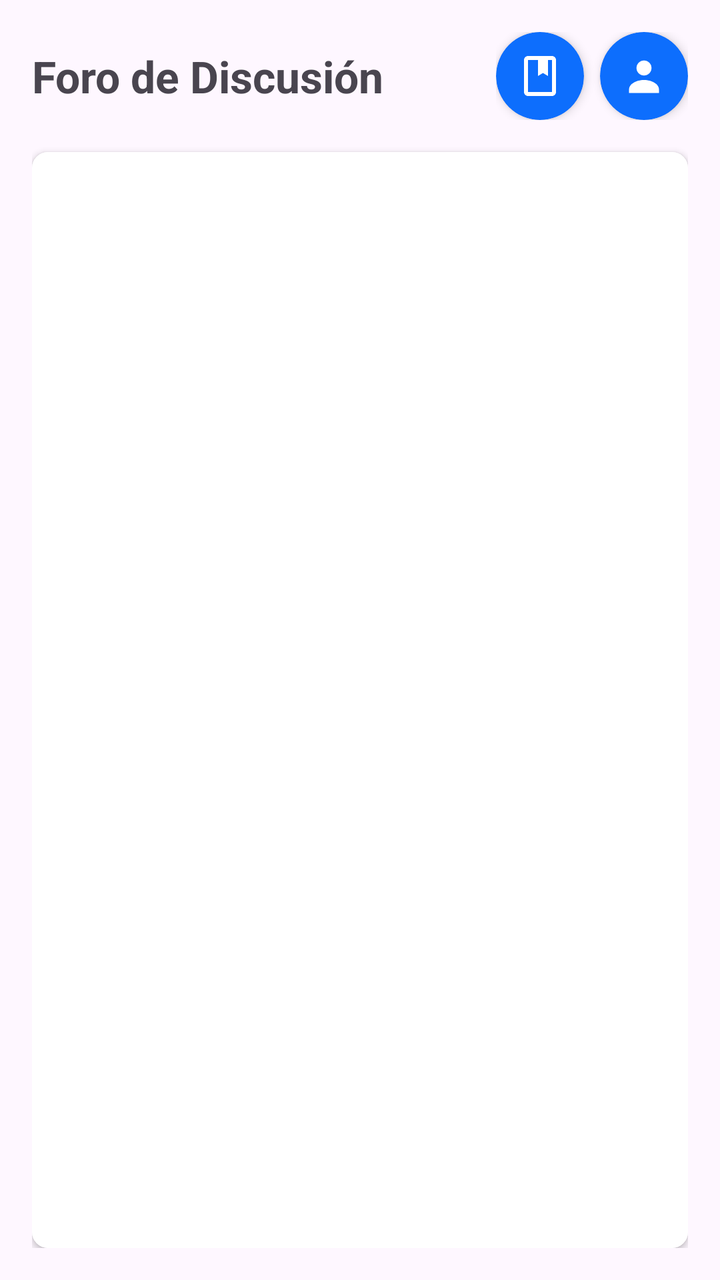
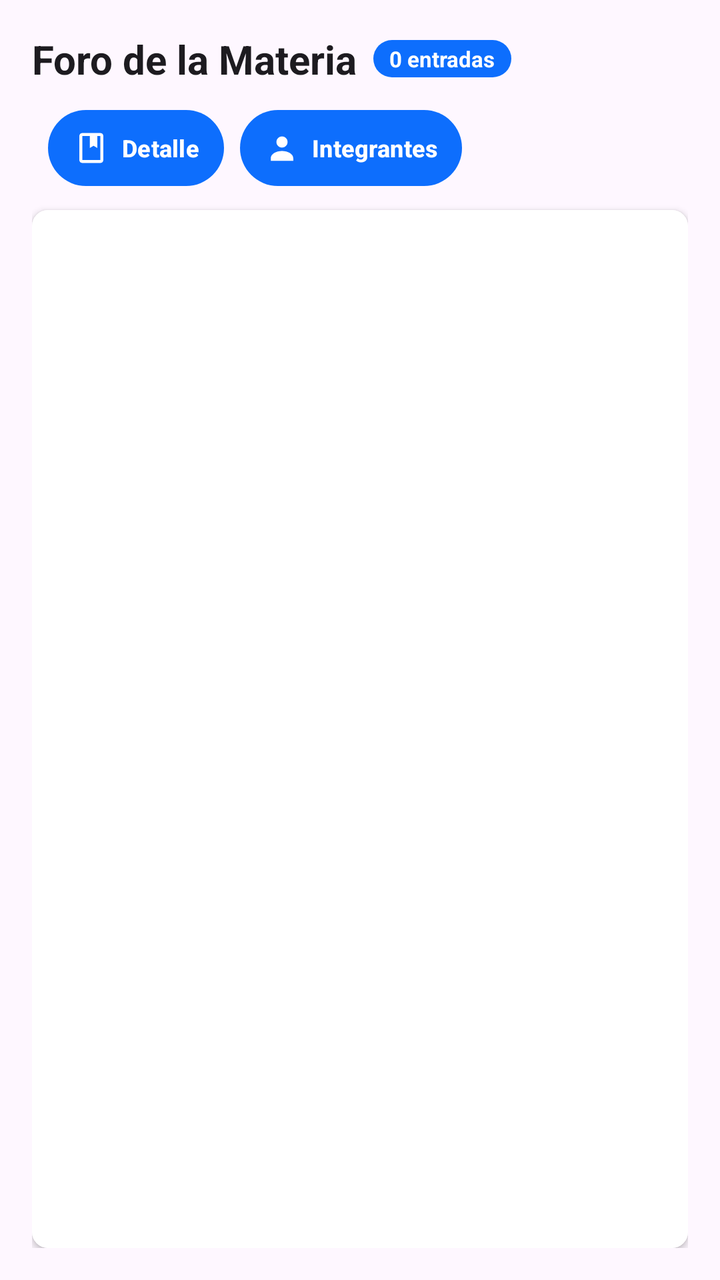

Compare the two renders of this Android layout. The source of the first and the diff that turns it into the second are given below.
<!-- AndroidManifest.xml: application theme Theme.MyApplication -->
<!-- res/layout/fragment_subject_blog.xml -->
<?xml version="1.0" encoding="utf-8"?>
<RelativeLayout xmlns:android="http://schemas.android.com/apk/res/android"
    xmlns:app="http://schemas.android.com/apk/res-auto"
    android:layout_width="match_parent"
    android:layout_height="match_parent"
    android:background="?android:attr/colorBackground">

    <LinearLayout
        android:layout_width="match_parent"
        android:layout_height="match_parent"
        android:orientation="vertical"
        android:padding="16dp">

        <RelativeLayout
            android:layout_width="match_parent"
            android:layout_height="wrap_content"
            android:layout_marginBottom="16dp">

            <TextView
                android:id="@+id/tvBlogTitle"
                android:layout_width="wrap_content"
                android:layout_height="wrap_content"
                android:layout_alignParentStart="true"
                android:layout_centerVertical="true"
                android:layout_toStartOf="@id/layoutHeaderActionsBlog"
                android:text="Foro de Discusión"
                android:textSize="22sp"
                android:textStyle="bold"/>

            <LinearLayout
                android:id="@+id/layoutHeaderActionsBlog"
                android:layout_width="wrap_content"
                android:layout_height="wrap_content"
                android:layout_alignParentEnd="true"
                android:layout_centerVertical="true"
                android:orientation="horizontal">

                <com.google.android.material.card.MaterialCardView
                    android:id="@+id/cardSubjectDetailBlog"
                    android:layout_width="44dp"
                    android:layout_height="44dp"
                    app:cardCornerRadius="22dp"
                    app:cardElevation="3dp"
                    app:strokeWidth="0dp"
                    app:cardBackgroundColor="?attr/colorPrimary"
                    android:clickable="true"
                    android:focusable="true"
                    android:foreground="?attr/selectableItemBackground">
                    <ImageView
                        android:id="@+id/btnSubjectDetailBlog"
                        android:layout_width="match_parent"
                        android:layout_height="match_parent"
                        android:src="@drawable/ic_book"
                        app:tint="@color/white"
                        android:padding="10dp"
                        android:contentDescription="Detalle Materia" />
                </com.google.android.material.card.MaterialCardView>

                <com.google.android.material.card.MaterialCardView
                    android:id="@+id/btnViewParticipantsBlog"
                    android:layout_width="44dp"
                    android:layout_height="44dp"
                    android:layout_marginStart="8dp"
                    app:cardCornerRadius="22dp"
                    app:cardElevation="3dp"
                    app:strokeWidth="0dp"
                    app:cardBackgroundColor="?attr/colorPrimary"
                    android:clickable="true"
                    android:focusable="true"
                    android:foreground="?attr/selectableItemBackground">
                    <ImageView
                        android:layout_width="match_parent"
                        android:layout_height="match_parent"
                        android:src="@drawable/ic_person_badge"
                        app:tint="@color/white"
                        android:padding="10dp"
                        android:contentDescription="Integrantes"/>
                </com.google.android.material.card.MaterialCardView>

            </LinearLayout>

        </RelativeLayout>

        <Button
            android:id="@+id/btnAddEntryTop"
            style="@style/Widget.Bootstrap.Button.Primary"
            android:layout_width="match_parent"
            android:layout_height="wrap_content"
            android:text="+ Nueva Entrada al Foro"
            android:textAllCaps="false"
            android:layout_marginBottom="12dp"
            android:visibility="gone"/>

        <androidx.cardview.widget.CardView
            android:layout_width="match_parent"
            android:layout_height="0dp"
            android:layout_weight="1"
            app:cardCornerRadius="8dp"
            app:cardElevation="2dp">

            <androidx.recyclerview.widget.RecyclerView
                android:id="@+id/rvBlog"
                android:layout_width="match_parent"
                android:layout_height="match_parent"
                android:background="?attr/colorSurface"
                android:padding="8dp"/>
        </androidx.cardview.widget.CardView>
    </LinearLayout>

    <com.google.android.material.floatingactionbutton.FloatingActionButton
        android:id="@+id/fabAddEntry"
        android:layout_width="wrap_content"
        android:layout_height="wrap_content"
        android:layout_alignParentEnd="true"
        android:layout_alignParentBottom="true"
        android:layout_margin="24dp"
        android:src="@drawable/ic_add"
        app:tint="@color/white"
        android:visibility="gone"/>

</RelativeLayout>
<!-- resources referenced by this layout -->
<resources>
  <color name="white">#FFFFFFFF</color>
  <!-- drawable ic_add (drawable) -->
  <vector xmlns:android="http://schemas.android.com/apk/res/android"
      android:width="24dp"
      android:height="24dp"
      android:viewportWidth="24"
      android:viewportHeight="24">
      <path
          android:fillColor="#FFFFFF"
          android:pathData="M19,13h-6v6h-2v-6H5v-2h6V5h2v6h6v2z" />
  </vector>
  <!-- drawable ic_book (drawable) -->
  <vector xmlns:android="http://schemas.android.com/apk/res/android"
      android:width="24dp"
      android:height="24dp"
      android:viewportWidth="24"
      android:viewportHeight="24">
      <path
          android:fillColor="#FFFFFF"
          android:pathData="M18,2H6C4.9,2 4,2.9 4,4v16c0,1.1 0.9,2 2,2h12c1.1,0 2,-0.9 2,-2V4C20,2.9 19.1,2 18,2zM18,20H6V4h5v8l2.5,-1.5L16,12V4h2V20z" />
  </vector>
  <!-- drawable ic_person_badge (drawable) -->
  <vector xmlns:android="http://schemas.android.com/apk/res/android"
      android:width="24dp"
      android:height="24dp"
      android:viewportWidth="24"
      android:viewportHeight="24">
  
      
      <path
          android:fillColor="#FFFFFF"
          android:pathData="M12,4.25A3.75,3.75 0,1 0,12,11.75A3.75,3.75 0,1 0,12,4.25z"/>
  
      
      <path
          android:fillColor="#FFFFFF"
          android:pathData="M12,14C7.9,14 4.5,16.1 4.5,18.8V20.5H19.5V18.8C19.5,16.1 16.1,14 12,14z"/>
  </vector>
  <style name="Widget.Bootstrap.Button.Primary" parent="Widget.Bootstrap.Button">
          <item name="backgroundTint">?attr/colorPrimary</item>
          <item name="android:textColor">?attr/colorOnPrimary</item>
      </style>
  <style name="Theme.MyApplication" parent="Base.Theme.MyApplication" />
  <style name="Widget.Bootstrap.Button" parent="Widget.Material3.Button">
          <item name="android:insetTop">0dp</item>
          <item name="android:insetBottom">0dp</item>
          <item name="shapeAppearance">@style/ShapeAppearance.Bootstrap.Small</item>
          <item name="android:textColor">?attr/colorOnPrimary</item>
      </style>
  <style name="Base.Theme.MyApplication" parent="Theme.Material3.DayNight.NoActionBar">
          <item name="colorPrimary">@color/accent_blue</item>
          <item name="colorOnPrimary">@color/white</item>
          <item name="colorSecondary">@color/bs_secondary</item>
          <item name="android:statusBarColor">@color/bs_dark</item>
          <item name="android:windowBackground">@color/bs_light</item>
          <item name="colorSurface">@color/surface_light</item>
          <item name="materialCardViewStyle">@style/Widget.Bootstrap.Card</item>
          <item name="cardViewStyle">@style/Widget.Bootstrap.Card</item>
          <item name="alertDialogTheme">@style/Theme.MyApplication.Dialog</item>
      </style>
  <style name="ShapeAppearance.Bootstrap.Small" parent="ShapeAppearance.Material3.SmallComponent">
          <item name="cornerSize">4dp</item>
      </style>
  <color name="accent_blue">#0d6efd</color>
  <color name="bs_secondary">#6c757d</color>
  <color name="bs_dark">#212529</color>
  <color name="bs_light">#f8f9fa</color>
  <color name="surface_light">#FFFFFF</color>
  <style name="Widget.Bootstrap.Card" parent="Widget.Material3.CardView.Outlined">
          <item name="cardBackgroundColor">?attr/colorSurface</item>
          <item name="cardCornerRadius">16dp</item>
          <item name="cardElevation">3dp</item>
          <item name="strokeColor">?attr/colorPrimary</item>
          <item name="strokeWidth">2dp</item>
          <item name="android:layout_margin">8dp</item>
      </style>
  <style name="Theme.MyApplication.Dialog" parent="ThemeOverlay.Material3.MaterialAlertDialog">
          <item name="shapeAppearanceOverlay">@style/ShapeAppearance.MyApplication.Dialog</item>
      </style>
  <style name="ShapeAppearance.MyApplication.Dialog" parent="ShapeAppearance.Material3.LargeComponent">
          <item name="cornerSize">20dp</item>
      </style>
</resources>

<!-- the commit's change to res/layout/fragment_subject_blog.xml (unified diff, before → after) -->
@@ -11,85 +11,137 @@
         android:orientation="vertical"
         android:padding="16dp">
 
-        <RelativeLayout
+        <LinearLayout
             android:layout_width="match_parent"
             android:layout_height="wrap_content"
-            android:layout_marginBottom="16dp">
+            android:orientation="vertical"
+            android:layout_marginBottom="12dp">
+
+            <LinearLayout
+                android:layout_width="wrap_content"
+                android:layout_height="wrap_content"
+                android:orientation="horizontal"
+                android:gravity="center_vertical">
+
+                <TextView
+                    android:id="@+id/tvBlogTitle"
+                    android:layout_width="wrap_content"
+                    android:layout_height="wrap_content"
+                    android:text="Foro de la Materia"
+                    android:textSize="20sp"
+                    android:textStyle="bold"
+                    android:textColor="?android:attr/textColorPrimary"/>
+
+                <TextView
+                    android:id="@+id/tvBlogEntryCount"
+                    android:layout_width="wrap_content"
+                    android:layout_height="wrap_content"
+                    android:layout_marginStart="8dp"
+                    android:text="0 entradas"
+                    android:textSize="11sp"
+                    android:textStyle="bold"
+                    android:paddingHorizontal="8dp"
+                    android:paddingVertical="2dp"
+                    android:background="@drawable/bg_badge_primary"
+                    android:textColor="@color/white"
+                    android:visibility="visible"/>
+            </LinearLayout>
 
             <TextView
-                android:id="@+id/tvBlogTitle"
+                android:id="@+id/tvBlogSubtitle"
                 android:layout_width="wrap_content"
                 android:layout_height="wrap_content"
-                android:layout_alignParentStart="true"
-                android:layout_centerVertical="true"
-                android:layout_toStartOf="@id/layoutHeaderActionsBlog"
-                android:text="Foro de Discusión"
-                android:textSize="22sp"
-                android:textStyle="bold"/>
+                android:text=""
+                android:textSize="14sp"
+                android:textColor="?android:attr/textColorSecondary"
+                android:visibility="gone"
+                android:layout_marginTop="2dp"/>
+        </LinearLayout>
 
-            <LinearLayout
-                android:id="@+id/layoutHeaderActionsBlog"
-                android:layout_width="wrap_content"
-                android:layout_height="wrap_content"
-                android:layout_alignParentEnd="true"
-                android:layout_centerVertical="true"
-                android:orientation="horizontal">
-
-                <com.google.android.material.card.MaterialCardView
-                    android:id="@+id/cardSubjectDetailBlog"
-                    android:layout_width="44dp"
-                    android:layout_height="44dp"
-                    app:cardCornerRadius="22dp"
-                    app:cardElevation="3dp"
-                    app:strokeWidth="0dp"
-                    app:cardBackgroundColor="?attr/colorPrimary"
-                    android:clickable="true"
-                    android:focusable="true"
-                    android:foreground="?attr/selectableItemBackground">
-                    <ImageView
-                        android:id="@+id/btnSubjectDetailBlog"
-                        android:layout_width="match_parent"
-                        android:layout_height="match_parent"
-                        android:src="@drawable/ic_book"
-                        app:tint="@color/white"
-                        android:padding="10dp"
-                        android:contentDescription="Detalle Materia" />
-                </com.google.android.material.card.MaterialCardView>
-
-                <com.google.android.material.card.MaterialCardView
-                    android:id="@+id/btnViewParticipantsBlog"
-                    android:layout_width="44dp"
-                    android:layout_height="44dp"
-                    android:layout_marginStart="8dp"
-                    app:cardCornerRadius="22dp"
-                    app:cardElevation="3dp"
-                    app:strokeWidth="0dp"
-                    app:cardBackgroundColor="?attr/colorPrimary"
-                    android:clickable="true"
-                    android:focusable="true"
-                    android:foreground="?attr/selectableItemBackground">
-                    <ImageView
-                        android:layout_width="match_parent"
-                        android:layout_height="match_parent"
-                        android:src="@drawable/ic_person_badge"
-                        app:tint="@color/white"
-                        android:padding="10dp"
-                        android:contentDescription="Integrantes"/>
-                </com.google.android.material.card.MaterialCardView>
-
-            </LinearLayout>
-
-        </RelativeLayout>
-
-        <Button
-            android:id="@+id/btnAddEntryTop"
-            style="@style/Widget.Bootstrap.Button.Primary"
+        <LinearLayout
+            android:id="@+id/layoutHeaderActionsBlog"
             android:layout_width="match_parent"
             android:layout_height="wrap_content"
-            android:text="+ Nueva Entrada al Foro"
-            android:textAllCaps="false"
-            android:layout_marginBottom="12dp"
-            android:visibility="gone"/>
+            android:orientation="horizontal"
+            android:gravity="start"
+            android:layout_marginBottom="12dp">
+
+            <com.google.android.material.button.MaterialButton
+                android:id="@+id/btnAddEntryTop"
+                style="@style/Widget.Material3.Button.TonalButton"
+                android:layout_width="wrap_content"
+                android:layout_height="38dp"
+                android:text="Añadir Entrada"
+                android:textColor="@color/white"
+                android:textSize="12sp"
+                android:textStyle="bold"
+                android:textAllCaps="false"
+                android:paddingHorizontal="12dp"
+                android:insetTop="0dp"
+                android:insetBottom="0dp"
+                android:insetLeft="0dp"
+                android:insetRight="0dp"
+                app:cornerRadius="19dp"
+                app:icon="@drawable/ic_add"
+                app:iconGravity="textStart"
+                app:iconPadding="6dp"
+                app:iconSize="18dp"
+                app:iconTint="@color/white"
+                app:backgroundTint="?attr/colorPrimary"
+                android:contentDescription="Añadir Entrada"
+                android:visibility="gone"/>
+
+            <com.google.android.material.button.MaterialButton
+                android:id="@+id/btnSubjectDetailBlog"
+                style="@style/Widget.Material3.Button.TonalButton"
+                android:layout_width="wrap_content"
+                android:layout_height="38dp"
+                android:layout_marginStart="8dp"
+                android:text="Detalle"
+                android:textColor="@color/white"
+                android:textSize="12sp"
+                android:textStyle="bold"
+                android:textAllCaps="false"
+                android:paddingHorizontal="12dp"
+                android:insetTop="0dp"
+                android:insetBottom="0dp"
+                android:insetLeft="0dp"
+                android:insetRight="0dp"
+                app:cornerRadius="19dp"
+                app:icon="@drawable/ic_book"
+                app:iconGravity="textStart"
+                app:iconPadding="6dp"
+                app:iconSize="18dp"
+                app:iconTint="@color/white"
+                app:backgroundTint="?attr/colorPrimary"
+                android:contentDescription="Detalle"/>
+
+            <com.google.android.material.button.MaterialButton
+                android:id="@+id/btnViewParticipantsBlog"
+                style="@style/Widget.Material3.Button.TonalButton"
+                android:layout_width="wrap_content"
+                android:layout_height="38dp"
+                android:layout_marginStart="8dp"
+                android:text="Integrantes"
+                android:textColor="@color/white"
+                android:textSize="12sp"
+                android:textStyle="bold"
+                android:textAllCaps="false"
+                android:paddingHorizontal="12dp"
+                android:insetTop="0dp"
+                android:insetBottom="0dp"
+                android:insetLeft="0dp"
+                android:insetRight="0dp"
+                app:cornerRadius="19dp"
+                app:icon="@drawable/ic_person_badge"
+                app:iconGravity="textStart"
+                app:iconPadding="6dp"
+                app:iconSize="18dp"
+                app:iconTint="@color/white"
+                app:backgroundTint="?attr/colorPrimary"
+                android:contentDescription="Integrantes"/>
+
+        </LinearLayout>
 
         <androidx.cardview.widget.CardView
             android:layout_width="match_parent"
@@ -116,6 +168,7 @@
         android:layout_margin="24dp"
         android:src="@drawable/ic_add"
         app:tint="@color/white"
+        android:contentDescription="Añadir entrada"
         android:visibility="gone"/>
 
 </RelativeLayout>
<!-- resource entries referenced after the edit -->
@@ -1,15 +1,33 @@
 <!-- resources referenced by this layout -->
 <resources>
   <color name="white">#FFFFFFFF</color>
+  <!-- drawable bg_badge_primary (drawable) -->
+  <?xml version="1.0" encoding="utf-8"?>
+  <shape xmlns:android="http://schemas.android.com/apk/res/android">
+      <solid android:color="?attr/colorPrimary" />
+      <corners android:radius="10dp" />
+  </shape>
   <!-- drawable ic_add (drawable) -->
   <vector xmlns:android="http://schemas.android.com/apk/res/android"
       android:width="24dp"
       android:height="24dp"
       android:viewportWidth="24"
       android:viewportHeight="24">
+  
+      
       <path
-          android:fillColor="#FFFFFF"
-          android:pathData="M19,13h-6v6h-2v-6H5v-2h6V5h2v6h6v2z" />
+          android:strokeColor="@android:color/white"
+          android:strokeWidth="1.8"
+          android:strokeLineCap="round"
+          android:strokeLineJoin="round"
+          android:pathData="M14,3H7a2,2 0,0 0 -2,2v14a2,2 0,0 0 2,2h10a2,2 0,0 0 2,-2V8zM14,3v5h5" />
+  
+      
+      <path
+          android:strokeColor="@android:color/white"
+          android:strokeWidth="1.8"
+          android:strokeLineCap="round"
+          android:pathData="M12,11.5v6M9,14.5h6" />
   </vector>
   <!-- drawable ic_book (drawable) -->
   <vector xmlns:android="http://schemas.android.com/apk/res/android"
@@ -38,17 +56,7 @@
           android:fillColor="#FFFFFF"
           android:pathData="M12,14C7.9,14 4.5,16.1 4.5,18.8V20.5H19.5V18.8C19.5,16.1 16.1,14 12,14z"/>
   </vector>
-  <style name="Widget.Bootstrap.Button.Primary" parent="Widget.Bootstrap.Button">
-          <item name="backgroundTint">?attr/colorPrimary</item>
-          <item name="android:textColor">?attr/colorOnPrimary</item>
-      </style>
   <style name="Theme.MyApplication" parent="Base.Theme.MyApplication" />
-  <style name="Widget.Bootstrap.Button" parent="Widget.Material3.Button">
-          <item name="android:insetTop">0dp</item>
-          <item name="android:insetBottom">0dp</item>
-          <item name="shapeAppearance">@style/ShapeAppearance.Bootstrap.Small</item>
-          <item name="android:textColor">?attr/colorOnPrimary</item>
-      </style>
   <style name="Base.Theme.MyApplication" parent="Theme.Material3.DayNight.NoActionBar">
           <item name="colorPrimary">@color/accent_blue</item>
           <item name="colorOnPrimary">@color/white</item>
@@ -59,9 +67,6 @@
           <item name="materialCardViewStyle">@style/Widget.Bootstrap.Card</item>
           <item name="cardViewStyle">@style/Widget.Bootstrap.Card</item>
           <item name="alertDialogTheme">@style/Theme.MyApplication.Dialog</item>
-      </style>
-  <style name="ShapeAppearance.Bootstrap.Small" parent="ShapeAppearance.Material3.SmallComponent">
-          <item name="cornerSize">4dp</item>
       </style>
   <color name="accent_blue">#0d6efd</color>
   <color name="bs_secondary">#6c757d</color>
